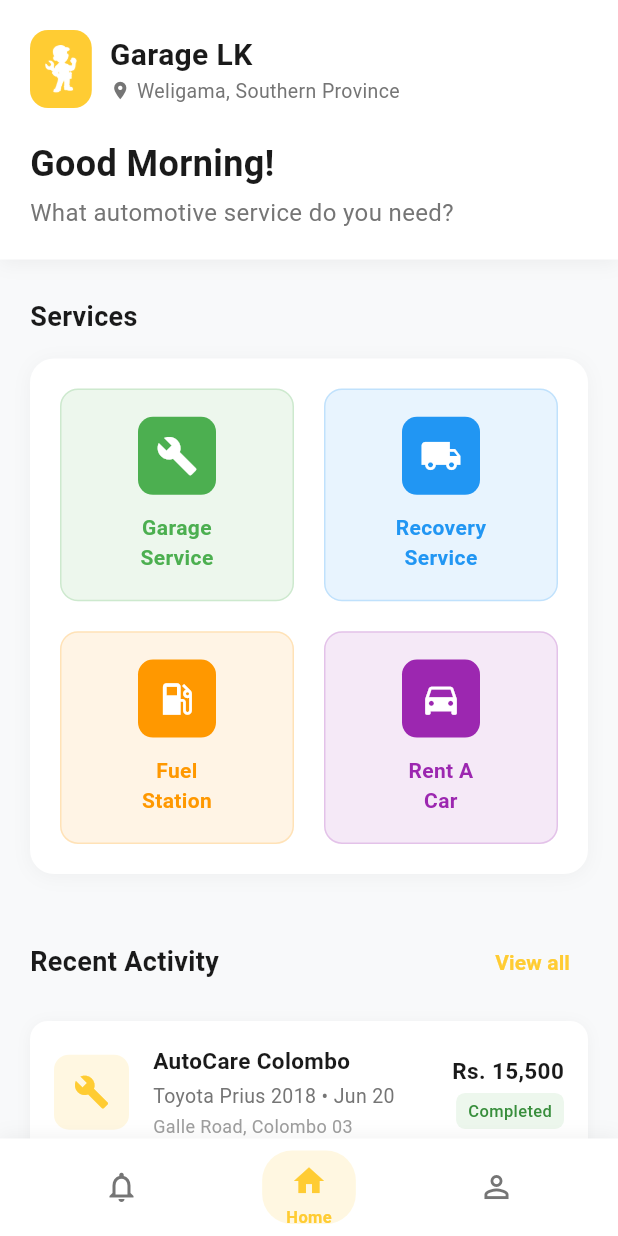
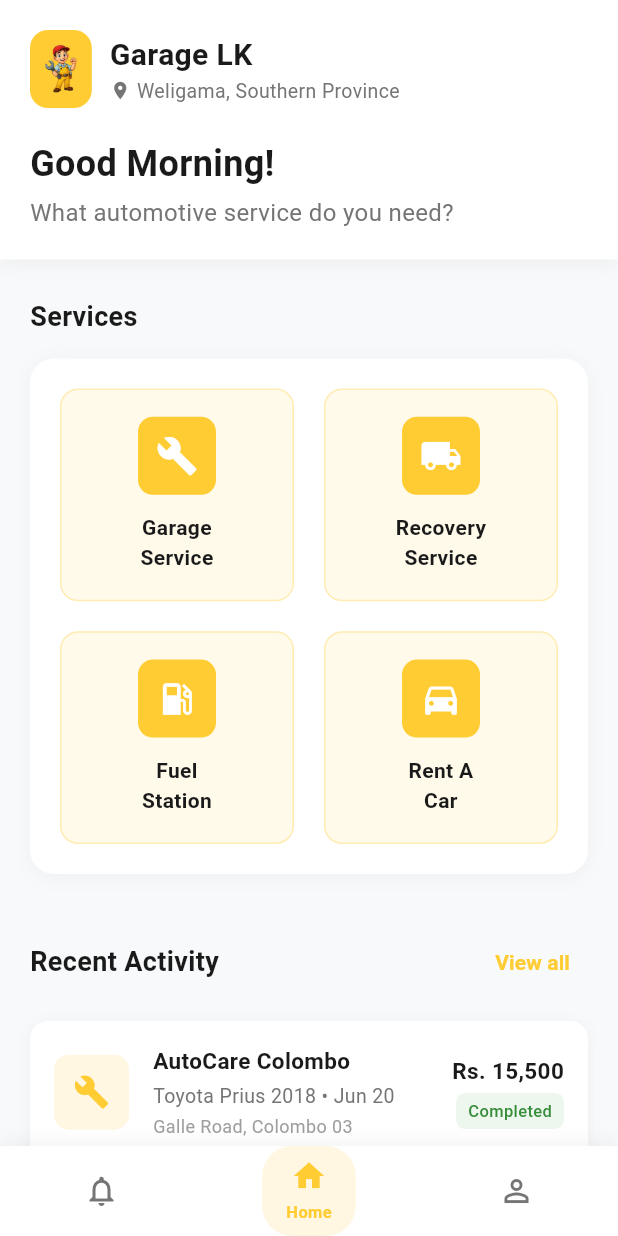
Before and after one commit to SanjanaJaya/mygarageusers, a Flutter app: the HomePage screen opened directly, on a phone screen of 412 x 824 dp. Run offline on Flutter 3.47's test engine with Material 3 defaults, Android fonts, the phone set to English and light mode, and no system bars.

Commit message:
new ui improvements

```diff
--- a/lib/main.dart
+++ b/lib/main.dart
@@ -78,9 +78,8 @@
           ],
         ),
         child: SafeArea(
-          child: Container(
-            height: 65,
-            padding: const EdgeInsets.symmetric(horizontal: 20, vertical: 8),
+          child: SizedBox(
+            height: 60,
             child: Row(
               mainAxisAlignment: MainAxisAlignment.spaceAround,
               children: [
@@ -93,7 +92,14 @@
         ),
       ),
       body: SafeArea(
-        child: SingleChildScrollView(
+        bottom: false, // Important for bottom overflow fix
+        child: LayoutBuilder(
+          builder: (context, constraints) {
+            return SingleChildScrollView(
+              child: ConstrainedBox(
+                constraints: BoxConstraints(
+                  minHeight: constraints.maxHeight - 60, // Account for nav bar
+                ),
                 child: Column(
                   crossAxisAlignment: CrossAxisAlignment.start,
                   children: [
@@ -110,6 +116,9 @@
                     const SizedBox(height: 20),
                   ],
                 ),
+              ),
+            );
+          },
         ),
       ),
     );
@@ -192,7 +201,6 @@
                 child: Image.asset(
                   'assets/worker.png',
                   height: 32,
-                  color: Colors.white,
                 ),
               ),
               const SizedBox(width: 12),
@@ -294,10 +302,10 @@
               physics: const NeverScrollableScrollPhysics(),
               childAspectRatio: 1.1,
               children: [
-                _buildServiceTile(Icons.build, "Garage\nService", const Color(0xFF4CAF50)),
-                _buildServiceTile(Icons.local_shipping, "Recovery\nService", const Color(0xFF2196F3)),
-                _buildServiceTile(Icons.local_gas_station, "Fuel\nStation", const Color(0xFFFF9800)),
-                _buildServiceTile(Icons.directions_car, "Rent A\nCar", const Color(0xFF9C27B0)),
+                _buildServiceTile(Icons.build, "Garage\nService"),
+                _buildServiceTile(Icons.local_shipping, "Recovery\nService"),
+                _buildServiceTile(Icons.local_gas_station, "Fuel\nStation"),
+                _buildServiceTile(Icons.directions_car, "Rent A\nCar"),
               ],
             ),
           ),
@@ -306,17 +314,18 @@
     );
   }
 
-  Widget _buildServiceTile(IconData icon, String label, Color color) {
+  Widget _buildServiceTile(IconData icon, String label) {
+    const Color serviceColor = Color(0xFFFFCC33); // Single yellow color for all services
     return GestureDetector(
       onTap: () {
         // Add navigation logic here
       },
       child: Container(
         decoration: BoxDecoration(
-          color: color.withOpacity(0.1),
+          color: serviceColor.withOpacity(0.1),
           borderRadius: BorderRadius.circular(12),
           border: Border.all(
-            color: color.withOpacity(0.2),
+            color: serviceColor.withOpacity(0.3),
             width: 1,
           ),
         ),
@@ -326,7 +335,7 @@
             Container(
               padding: const EdgeInsets.all(12),
               decoration: BoxDecoration(
-                color: color,
+                color: serviceColor,
                 borderRadius: BorderRadius.circular(10),
               ),
               child: Icon(
@@ -338,10 +347,10 @@
             const SizedBox(height: 12),
             Text(
               label,
-              style: TextStyle(
+              style: const TextStyle(
                 fontSize: 14,
                 fontWeight: FontWeight.w600,
-                color: color,
+                color: Color(0xFF1A1A1A),
               ),
               textAlign: TextAlign.center,
             ),
```
Lines whose indentation alone changed are shown as unchanged.
